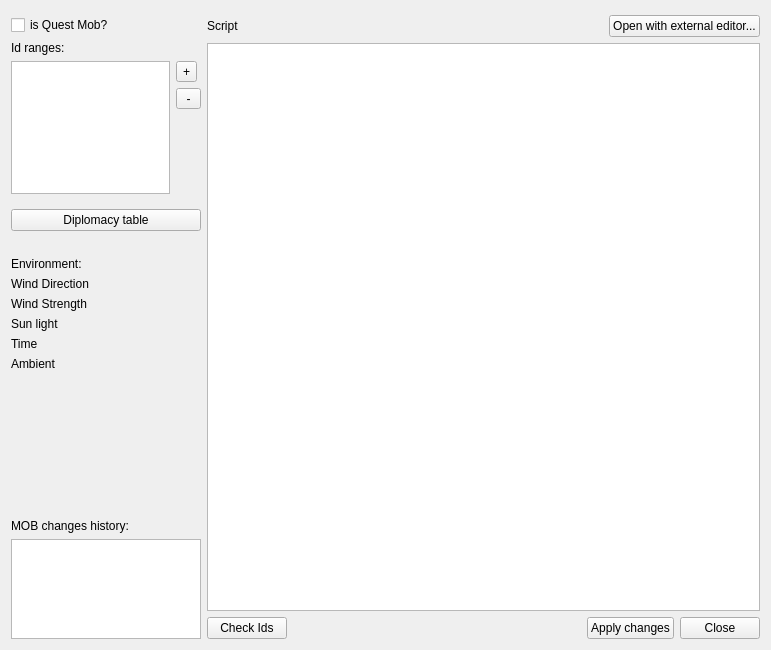
Above: mob_parameters.ui from konstvest/ei_maper before the change. Below: the same form after it.
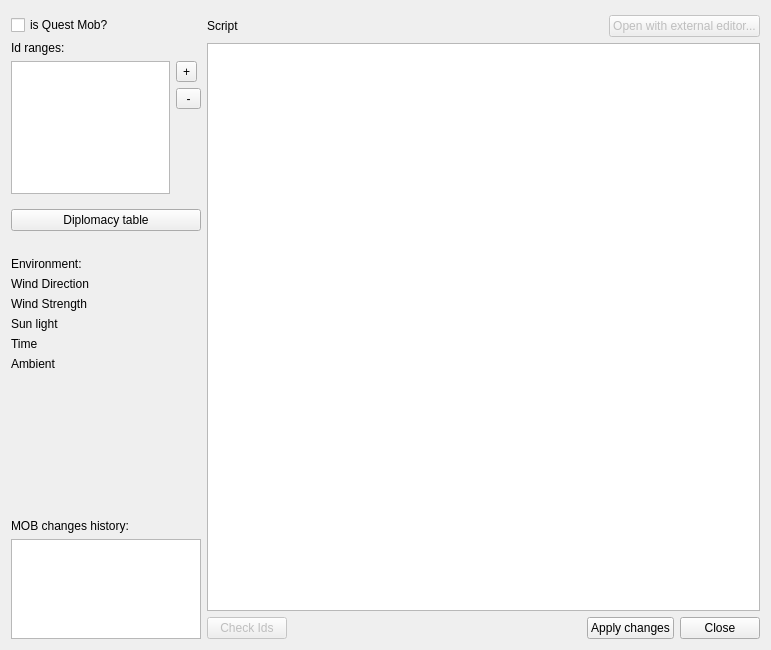
That is the form after the change.

Patch:
```diff
--- a/mob_parameters.ui
+++ b/mob_parameters.ui
@@ -289,6 +289,9 @@
        </item>
        <item>
         <widget class="QPushButton" name="pushButtonOpenExtEditor">
+         <property name="enabled">
+          <bool>false</bool>
+         </property>
          <property name="text">
           <string>Open with external editor...</string>
          </property>
@@ -303,6 +306,9 @@
       <layout class="QHBoxLayout" name="horizontalLayout_2">
        <item>
         <widget class="QPushButton" name="pushCheck">
+         <property name="enabled">
+          <bool>false</bool>
+         </property>
          <property name="text">
           <string>Check Ids</string>
          </property>
```
